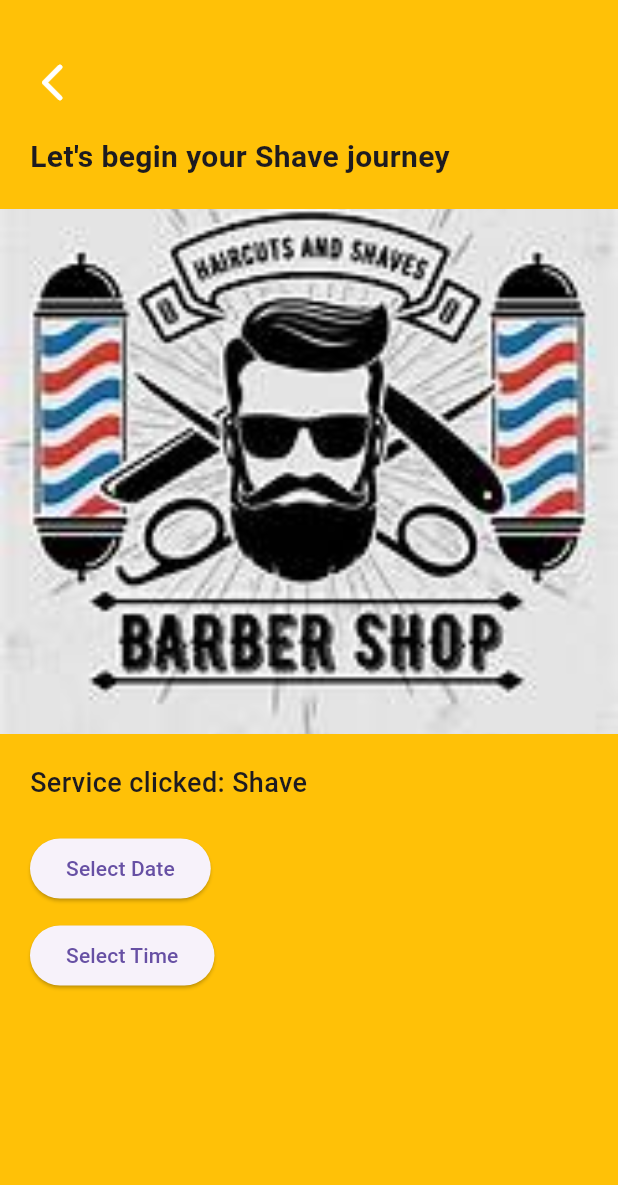
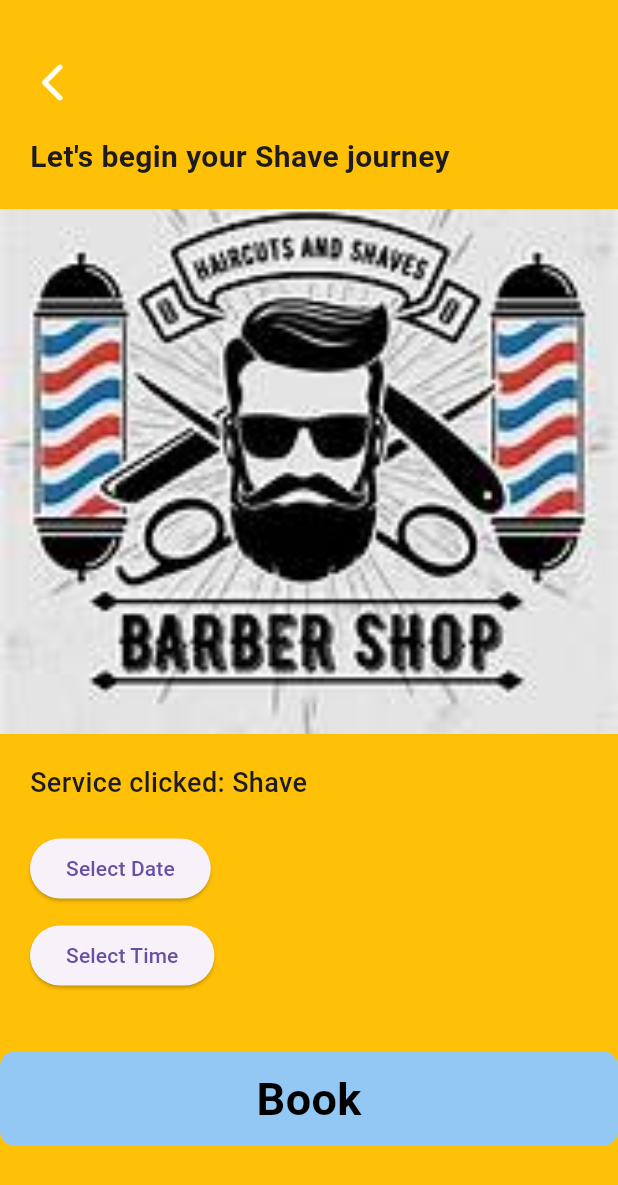
Before and after one commit to HarivardhanD/barber_app, a Flutter app: the Home screen opened directly, after a tap on "Shave", on a phone screen of 412 x 824 dp. Shown: the top 1185 px of the screen. Run offline on Flutter 3.47's test engine with Material 3 defaults, Android fonts, the phone set to English and light mode, and no system bars; our stand-ins replace cloud_firestore, firebase_auth, firebase_core, random_string, shared_preferences; accounts and stored records are empty.

Commit message:
databes_for_bookings

```diff
--- a/lib/pages/booking.dart
+++ b/lib/pages/booking.dart
@@ -1,3 +1,5 @@
+import 'package:barber_app/services/database.dart';
+import 'package:barber_app/services/shared_pref.dart';
 import 'package:flutter/material.dart';
 
 class Booking extends StatefulWidget {
@@ -10,6 +12,33 @@ class Booking extends StatefulWidget {
 }
 
 class _BookingState extends State<Booking> {
+
+  String ? name,email;
+
+  getthedatafromsharedpref() async{
+     name = await SharedPreferenceHelper.getUserName();
+     email = await SharedPreferenceHelper.getUserEmail();
+     setState(() {
+
+     });
+  }
+  getontheload()async{
+    await getthedatafromsharedpref();
+
+    //setState() — Flutter framework method used to rebuild the UI when something changes (like updating name).
+    setState(() {
+
+    });
+  }
+
+
+ // when user will move to the home page init state is the first function to be executed ;
+  @override
+  void initState() {
+    getontheload();
+    super.initState();
+  }
+
   DateTime? selectedDate;
   TimeOfDay? selectedTime;
 
@@ -117,6 +146,47 @@ class _BookingState extends State<Booking> {
                     : "Time: ${selectedTime!.hour}:${selectedTime!.minute.toString().padLeft(2, '0')}"),
               ),
             ),
+            SizedBox(height: 40,),
+            GestureDetector(
+              onTap: () async{
+                if (selectedDate == null || selectedTime == null || name == null || email == null) {
+    ScaffoldMessenger.of(context).showSnackBar(
+      const SnackBar(
+        content: Text("Please fill all the fields before booking."),
+      ),
+    );
+    return;
+  }
+                Map<String,dynamic>userBookingmap={
+                  "Service":widget.service,
+                  "Date":"${selectedDate!.day}/${selectedDate!.month}/${selectedDate!.year}".toString(),
+                  "Time":"${selectedTime!.hour}:${selectedTime!.minute}".toString(),
+                  "UserName":name,
+                  "Email":email,
+                };
+                await DatabaseMethods.addBookingDetails(userBookingmap);
+                 ScaffoldMessenger.of(context).showSnackBar(SnackBar(content: Text("Invalid password",style:TextStyle(fontSize: 20,fontWeight: FontWeight.bold),)));
+
+
+
+
+              },
+
+            child:Container(
+
+              padding: EdgeInsets.symmetric(horizontal: 10,vertical: 10),
+              width: MediaQuery.of(context).size.width,
+              decoration: BoxDecoration(borderRadius: BorderRadius.circular(10),color: const Color.fromARGB(255, 148, 200, 244)),
+              child:Center(
+              child:
+              Text("Book" ,style: TextStyle(fontSize: 30, fontWeight: FontWeight.bold,color: Colors.black),),
+              ),
+            ),
+            ),
+
+
+
+
           ],
         ),
       ),
--- a/lib/pages/signup.dart
+++ b/lib/pages/signup.dart
@@ -33,8 +33,8 @@ class _SignUpState extends State<SignUp> {
             // ignore: unused_local_variable
 
             await SharedPreferenceHelper().saveUserName(textcontroller.text); // saving name locally
-             await SharedPreferenceHelper().saveUserEmail(mailcontroller.text);//savng email locally
-             await SharedPreferenceHelper().saveUserId(id);//saving id locally
+            await SharedPreferenceHelper().saveUserEmail(mailcontroller.text);//savng email locally
+            await SharedPreferenceHelper().saveUserId(id);//saving id locally
             Map<String,dynamic>userInfoMap={
               "Name":textcontroller.text,
               "Email":mailcontroller.text,
--- a/lib/services/shared_pref.dart
+++ b/lib/services/shared_pref.dart
@@ -36,7 +36,7 @@ Future<bool> saveUserEmail(String getUserEmail)async{
   return prefs.setString(userEmailKey, getUserEmail);
 }
 
-Future<String?> getUserEmail()async{
+static Future <String?> getUserEmail()async{
   SharedPreferences prefs = await SharedPreferences.getInstance();
   return prefs.getString( userEmailKey);
 }
```
Also changed, not shown: lib/Admin/admin_login.dart (added, +15 -0 lines), lib/services/database.dart (+16 -0 lines).
